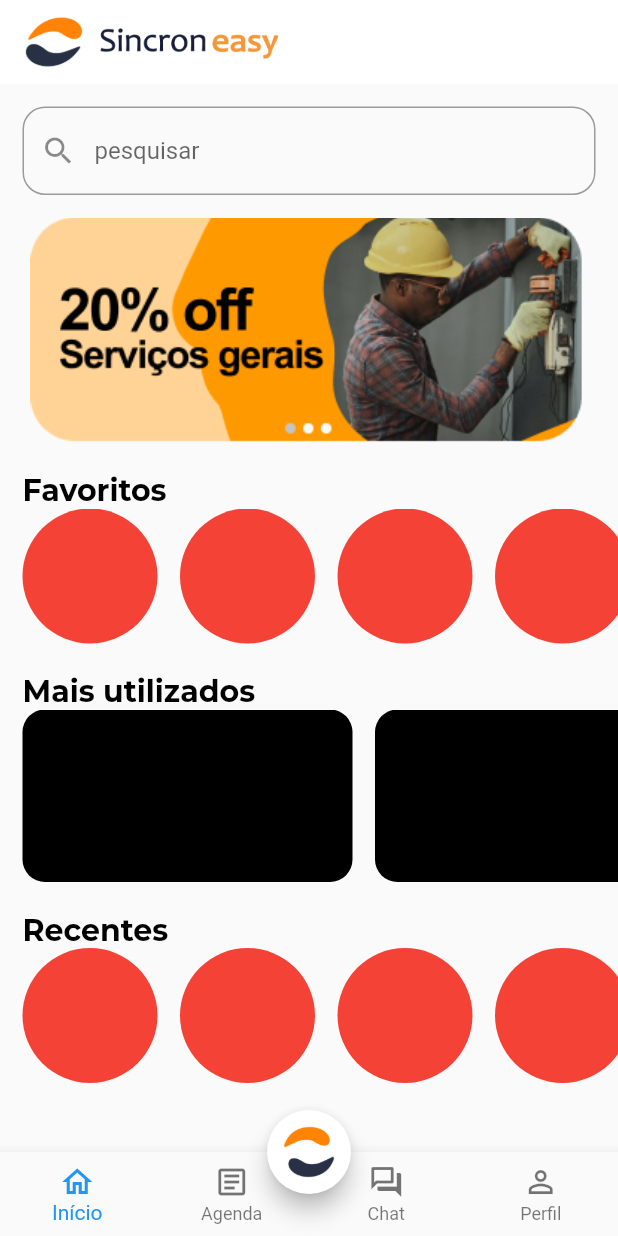
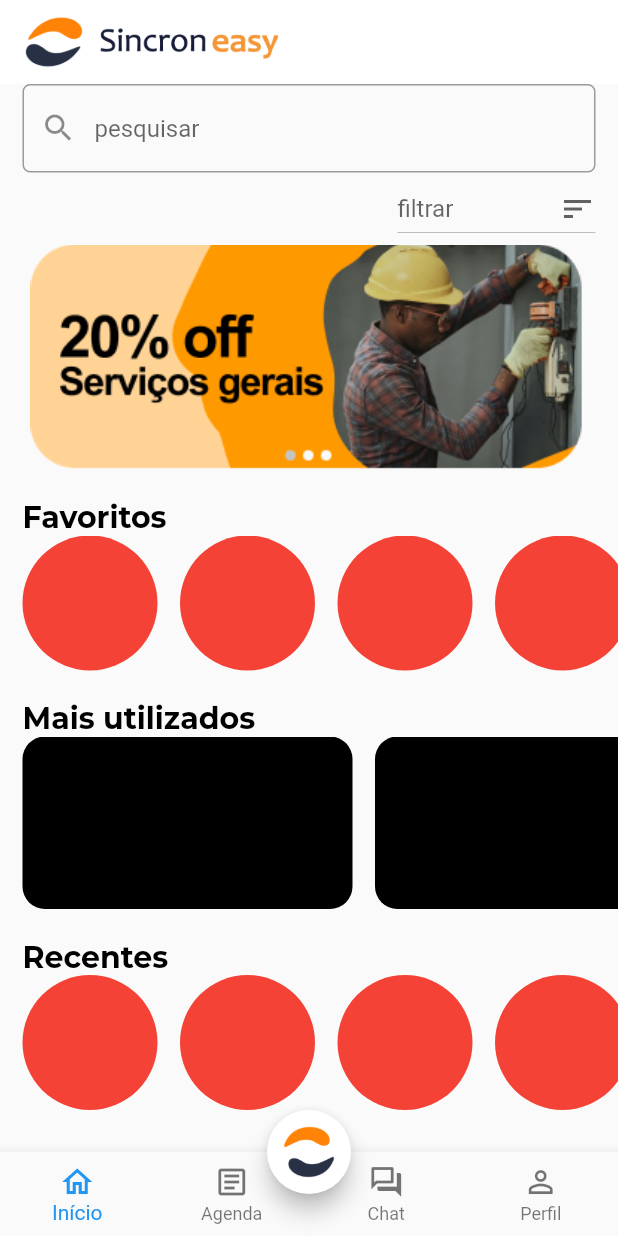
Before and after one commit to lucasmenezesdev/sincroneasy, a Flutter app: the screen it shows after launch, on a phone screen of 412 x 824 dp. Run offline on Flutter 3.47's test engine with Material 2 defaults, Android fonts, the phone set to English and light mode, and no system bars; our stand-ins replace firebase_auth, firebase_core, google_fonts, google_sign_in, modal_bottom_sheet; accounts and stored records are empty.

Commit message:
home_page searchbar and dropdownmenu

```diff
--- a/lib/pages/home_page.dart
+++ b/lib/pages/home_page.dart
@@ -11,6 +11,8 @@ class HomePage extends StatefulWidget {
 }
 
 class _HomePageState extends State<HomePage> {
+  final dropvalue = ValueNotifier('');
+  final dropOptions = ['Mais Avaliados', 'Mais Novos', 'Próximos'];
   @override
   Widget build(BuildContext context) {
     return Scaffold(
@@ -32,19 +34,39 @@ class _HomePageState extends State<HomePage> {
         children: [
           Container(
             width: MediaQuery.of(context).size.width,
-            margin: const EdgeInsets.all(15),
+            margin: const EdgeInsets.only(left: 15, right: 15),
             child: TextField(
               cursorColor: orange,
               //controller: controller,
               decoration: InputDecoration(
                 prefixIcon: const Icon(Icons.search),
                 hintText: 'pesquisar',
+                floatingLabelAlignment: FloatingLabelAlignment.center,
                 border: OutlineInputBorder(
-                  borderRadius: BorderRadius.circular(15),
+                  borderRadius: BorderRadius.circular(5),
                   borderSide:
                       BorderSide(color: orange, style: BorderStyle.solid),
                 ),
               ),
+            ),
+          ),
+          Container(
+            width: MediaQuery.of(context).size.width,
+            alignment: Alignment.topRight,
+            margin: EdgeInsets.only(left: 15, right: 15),
+            child: ValueListenableBuilder(
+              valueListenable: dropvalue,
+              builder: (BuildContext context, String value, _) {
+                return DropdownButton<String>(
+                    icon: const Icon(Icons.sort),
+                    hint: const Text('filtrar'),
+                    value: (value.isEmpty) ? null : value,
+                    items: dropOptions
+                        .map((option) => DropdownMenuItem(
+                            value: option, child: Text(option)))
+                        .toList(),
+                    onChanged: (chosen) => dropvalue.value = chosen.toString());
+              },
             ),
           ),
           SizedBox(
--- a/lib/pages/perfil_page.dart
+++ b/lib/pages/perfil_page.dart
@@ -30,7 +30,7 @@ class _PerfilPageState extends State<PerfilPage> {
         title: Row(
           children: [
             SizedBox(width: 40, child: Image.asset('assets/icons/favicon.png')),
-            SizedBox(
+            const SizedBox(
               width: 10,
             ),
             SizedBox(width: 120, child: Image.asset('assets/icons/slogo.png')),
@@ -51,15 +51,15 @@ class _PerfilPageState extends State<PerfilPage> {
             },
             child: Column(
               mainAxisSize: MainAxisSize.min,
-              children: [
-                const SizedBox(
+              children: const [
+                SizedBox(
                   height: 12,
                 ),
                 Icon(
                   Icons.settings,
                   color: Colors.black,
                 ),
-                const SizedBox(
+                SizedBox(
                   height: 5,
                 ),
               ],
```
